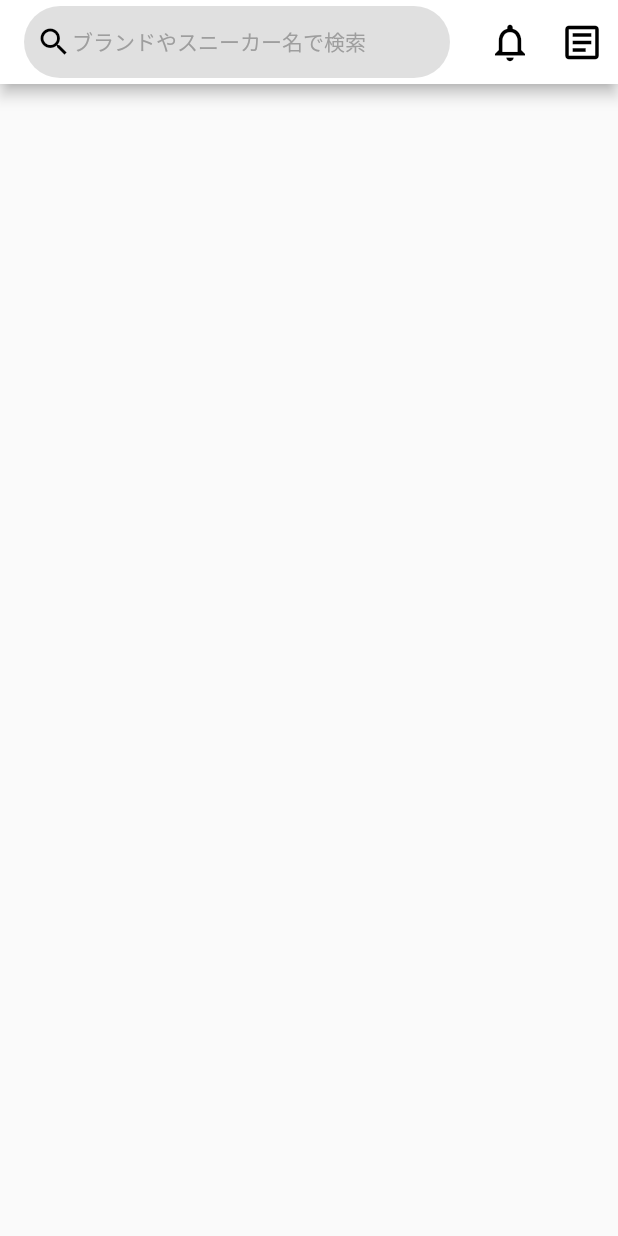
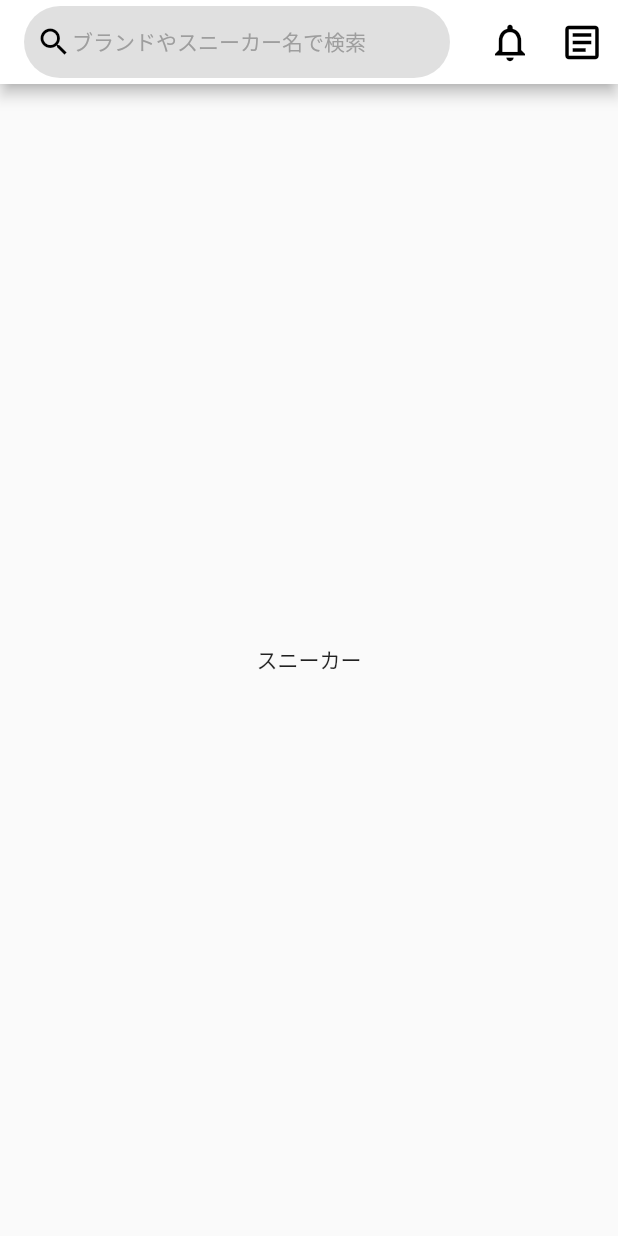
Before and after one commit to ohyeaho/snkrdunk_clone, a Flutter app: the Market screen opened by its route, on a phone screen of 412 x 824 dp. Run offline on Flutter 3.47's test engine with Material 2 defaults, Android fonts, the phone set to English and light mode, and no system bars.

Commit message:
market body add

```diff
--- a/lib/screens/market.dart
+++ b/lib/screens/market.dart
@@ -56,6 +56,11 @@ class Market extends StatelessWidget {
           )
         ],
       ),
+      body: Container(
+        child: Center(
+          child: Text('スニーカー'),
+        ),
+      ),
     );
   }
 }
```
